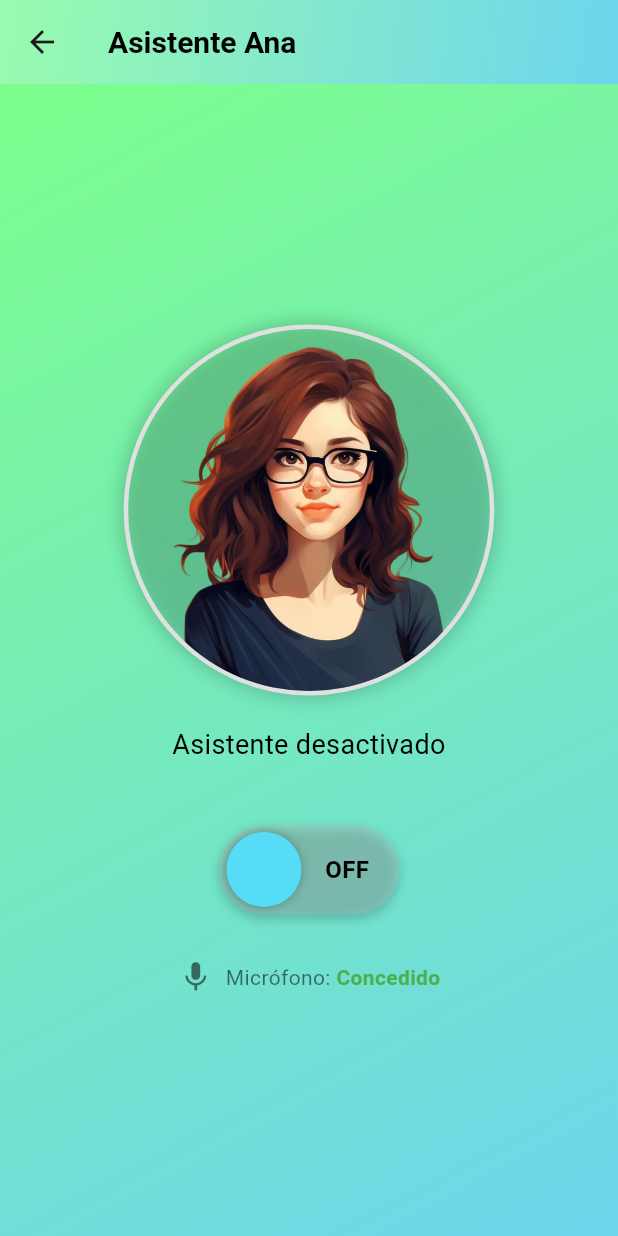
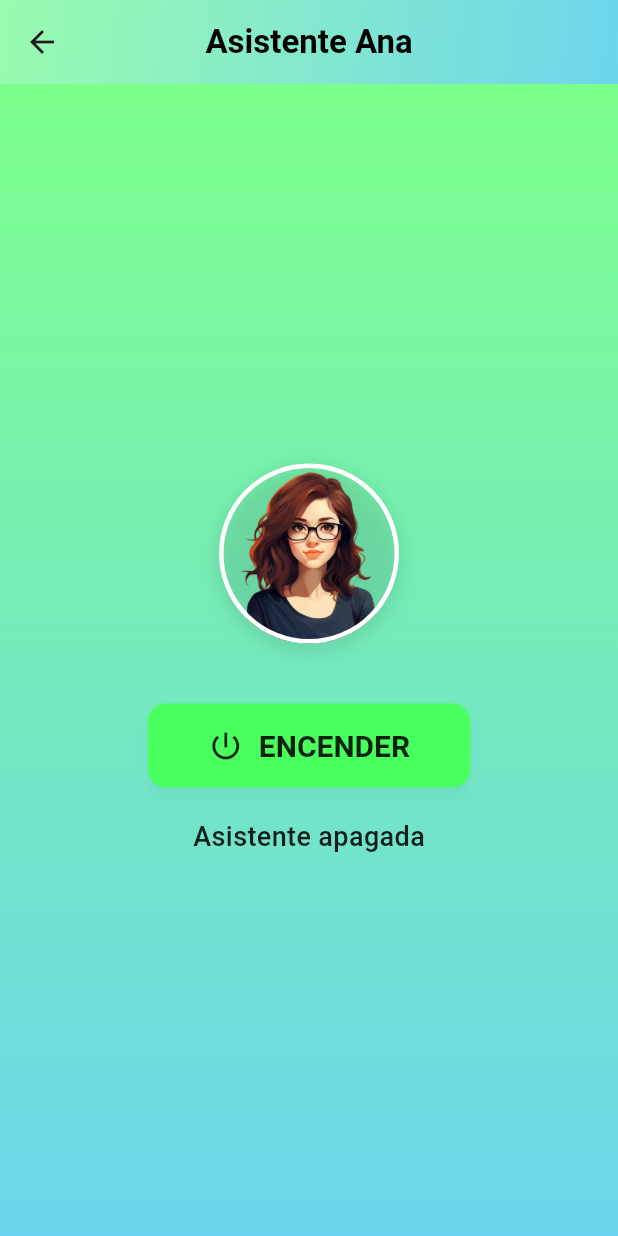
Before and after one commit to BBBORYS/app-tesis, a Flutter app: the AsistenteAnaScreen screen opened by its route, on a phone screen of 412 x 824 dp. Run offline on Flutter 3.47's test engine with Material 3 defaults, Android fonts, the phone set to English and light mode, and no system bars; our stand-ins replace cloud_firestore, connectivity_plus, device_info_plus, dio, firebase_auth, firebase_core and 4 more; accounts and stored records are empty.

Commit message:
asistente

```diff
--- a/ultima2/lib/screens/asistente_screen.dart
+++ b/ultima2/lib/screens/asistente_screen.dart
@@ -1,172 +1,54 @@
 import 'package:flutter/material.dart';
 import 'package:provider/provider.dart';
-import 'package:permission_handler/permission_handler.dart';
-import 'package:flutter_local_notifications/flutter_local_notifications.dart';
 import '../providers/theme_provider.dart';
 
 class AsistenteAnaScreen extends StatefulWidget {
-  const AsistenteAnaScreen({Key? key}) : super(key: key);
+  const AsistenteAnaScreen({super.key});
 
   @override
-  _AsistenteAnaScreenState createState() => _AsistenteAnaScreenState();
+  State<AsistenteAnaScreen> createState() => _AsistenteAnaScreenState();
 }
 
 class _AsistenteAnaScreenState extends State<AsistenteAnaScreen> {
-  bool _isOn = false;
-  PermissionStatus _microphonePermission = PermissionStatus.denied;
-  late FlutterLocalNotificationsPlugin flutterLocalNotificationsPlugin;
+  bool _encendido = false;
+  bool _hablando = false;
+  bool _showPulseAnimation = false;
 
-  @override
-  void initState() {
-    super.initState();
-    _checkPermissions();
-    _initializeNotifications();
+  void _toggleEncendido() {
+    setState(() {
+      _encendido = !_encendido;
+      if (!_encendido)
+        _hablando = false; // Si se apaga, termina la conversación
+      if (_encendido) {
+        _showPulseAnimation = true;
+        Future.delayed(const Duration(seconds: 2), () {
+          if (mounted) setState(() => _showPulseAnimation = false);
+        });
+      }
+    });
   }
 
-  Future<void> _initializeNotifications() async {
-    flutterLocalNotificationsPlugin = FlutterLocalNotificationsPlugin();
-
-    const AndroidInitializationSettings initializationSettingsAndroid =
-      AndroidInitializationSettings('@mipmap/ic_launcher');
-
-    final InitializationSettings initializationSettings =
-      InitializationSettings(android: initializationSettingsAndroid);
-
-    await flutterLocalNotificationsPlugin.initialize(
-      initializationSettings,
-    );
-  }
-
-  Future<void> _showNotification() async {
-    const AndroidNotificationDetails androidPlatformChannelSpecifics =
-      AndroidNotificationDetails(
-        'asistente_channel',
-        'Asistente Ana',
-        channelDescription: 'Canal para el asistente Ana',
-        importance: Importance.max,
-        priority: Priority.high,
-        ticker: 'ticker',
-        largeIcon: DrawableResourceAndroidBitmap('ana_avatar'),
-        styleInformation: BigPictureStyleInformation(
-          DrawableResourceAndroidBitmap('ana_avatar'),
-          hideExpandedLargeIcon: false,
-        ),
-        actions: [
-          AndroidNotificationAction(
-            'listen_action',
-            'Escúchame',
-            showsUserInterface: true,
-          ),
-          AndroidNotificationAction(
-            'stop_action',
-            'Detener',
-            showsUserInterface: true,
-          ),
-        ],
-      );
-
-    const NotificationDetails platformChannelSpecifics =
-      NotificationDetails(android: androidPlatformChannelSpecifics);
-
-    await flutterLocalNotificationsPlugin.show(
-      0,
-      'Asistente Ana',
-      _isOn ? 'Escuchando...' : 'En espera',
-      platformChannelSpecifics,
-    );
-  }
-
-  Future<void> _checkPermissions() async {
-    final micStatus = await Permission.microphone.status;
-
-    if (mounted) {
-      setState(() {
-        _microphonePermission = micStatus;
-      });
-    }
-  }
-
-  Future<void> _requestMicrophonePermission() async {
-    final status = await Permission.microphone.request();
-
-    if (mounted) {
-      setState(() {
-        _microphonePermission = status;
-      });
-    }
-
-    if (!status.isGranted) {
-      _showPermissionDeniedDialog('micrófono');
-    }
-  }
-
-  void _showPermissionDeniedDialog(String permission) {
-    showDialog(
-      context: context,
-      builder: (context) => AlertDialog(
-        title: const Text('Permiso requerido'),
-        content: Text(
-            'Para que el asistente funcione correctamente, necesitas conceder el permiso de $permission.'),
-        actions: [
-          TextButton(
-            onPressed: () => Navigator.pop(context),
-            child: const Text('Cancelar'),
-          ),
-          TextButton(
-            onPressed: () => openAppSettings(),
-            child: const Text('Ajustes'),
-          ),
-        ],
-      ),
-    );
-  }
-
-  Future<void> _toggleAsistente() async {
-    if (!_microphonePermission.isGranted) {
-      await _requestMicrophonePermission();
-      return;
-    }
-
+  void _toggleHablar() {
     setState(() {
-      _isOn = !_isOn;
+      _hablando = !_hablando;
     });
-
-    await _showNotification();
-  }
-
-  Future<void> _handleNotificationAction(String action) async {
-    if (action == 'listen_action' && !_isOn) {
-      await _toggleAsistente();
-    } else if (action == 'stop_action' && _isOn) {
-      await _toggleAsistente();
-    }
   }
 
   @override
   Widget build(BuildContext context) {
     final themeProvider = Provider.of<ThemeProvider>(context);
-    final isDarkMode = themeProvider.currentTheme.brightness == Brightness.dark;
-    final screenSize = MediaQuery.of(context).size;
-
-    // Configurar el manejador de notificaciones
-flutterLocalNotificationsPlugin.initialize(
-  const InitializationSettings(
-    android: AndroidInitializationSettings('@mipmap/ic_launcher'),
-  ),
-  onDidReceiveNotificationResponse: (payload) async {
-    if (payload != null) {
-      _handleNotificationAction(payload as String);
-    }
-  },
-);
+    final isLightMode =
+        themeProvider.currentTheme.brightness == Brightness.light;
+    final colors = _getColors(isLightMode);
 
     return Scaffold(
       appBar: AppBar(
         title: Text(
           'Asistente Ana',
           style: TextStyle(
-            color: isDarkMode ? Colors.white : Colors.black,
+            color: isLightMode ? Colors.black : Colors.white,
             fontWeight: FontWeight.bold,
+            fontSize: 22,
           ),
         ),
         flexibleSpace: Container(
@@ -174,156 +56,43 @@ flutterLocalNotificationsPlugin.initialize(
             gradient: LinearGradient(
               begin: Alignment.topLeft,
               end: Alignment.bottomRight,
-              colors: [
-                isDarkMode
-                    ? Colors.grey[900]!
-                    : const Color.fromARGB(255, 153, 251, 174),
-                isDarkMode ? Colors.grey[800]! : const Color(0xFF6DD5ED),
-              ],
+              colors: colors.appBarGradient,
             ),
           ),
         ),
+        centerTitle: true,
+        elevation: 0,
       ),
       body: Container(
         decoration: BoxDecoration(
           gradient: LinearGradient(
-            begin: Alignment.topLeft,
-            end: Alignment.bottomRight,
-            colors: [
-              isDarkMode
-                  ? Colors.grey[900]!
-                  : const Color.fromARGB(255, 125, 255, 140),
-              isDarkMode ? Colors.grey[800]! : const Color(0xFF6DD5ED),
-            ],
+            begin: Alignment.topCenter,
+            end: Alignment.bottomCenter,
+            colors: colors.backgroundGradient,
           ),
         ),
         child: Center(
-          child: SingleChildScrollView(
+          child: Padding(
+            padding: const EdgeInsets.all(20.0),
             child: Column(
               mainAxisAlignment: MainAxisAlignment.center,
               children: [
-                Container(
-                  width: screenSize.width * 0.6,
-                  height: screenSize.width * 0.6,
-                  decoration: BoxDecoration(
-                    shape: BoxShape.circle,
-                    border: Border.all(
-                      color: _isOn ? Colors.blueAccent : Colors.grey[300]!,
-                      width: 3,
-                    ),
-                    boxShadow: [
-                      BoxShadow(
-                        color: Colors.black.withOpacity(0.2),
-                        blurRadius: 10,
-                        spreadRadius: 2,
-                      ),
-                    ],
-                  ),
-                  child: ClipOval(
-                    child: Image.asset(
-                      'assets/ana_avatar.png',
-                      fit: BoxFit.cover,
-                      errorBuilder: (_, __, ___) => Icon(
-                        Icons.mic_none,
-                        size: 60,
-                        color: Colors.grey[400],
-                      ),
-                    ),
-                  ),
-                ),
+                // Avatar con efecto de pulso
+                _buildAvatar(isLightMode),
+                const SizedBox(height: 40),
+
+                // Botón principal de encendido
+                _buildActionButton(isLightMode, colors),
                 const SizedBox(height: 20),
-                Text(
-                  _isOn ? 'Asistente activado' : 'Asistente desactivado',
-                  style: TextStyle(
-                    fontSize: 18,
-                    color: isDarkMode ? Colors.white : Colors.black,
-                  ),
-                  textAlign: TextAlign.center,
-                ),
-                const SizedBox(height: 40),
-                GestureDetector(
-                  onTap: _toggleAsistente,
-                  child: Container(
-                    width: 120,
-                    height: 60,
-                    decoration: BoxDecoration(
-                      borderRadius: BorderRadius.circular(30),
-                      color: _isOn
-                          ? const Color.fromARGB(255, 1, 248, 54)
-                              .withOpacity(0.3)
-                          : Colors.grey[400]!.withOpacity(0.3),
-                      boxShadow: [
-                        BoxShadow(
-                          color: Colors.black.withOpacity(0.2),
-                          blurRadius: 6,
-                          offset: const Offset(0, 3),
-                        )
-                      ],
-                    ),
-                    child: Stack(
-                      children: [
-                        if (!_isOn)
-                          Align(
-                            alignment: Alignment.centerRight,
-                            child: Padding(
-                              padding: const EdgeInsets.only(right: 20),
-                              child: Text(
-                                'OFF',
-                                style: TextStyle(
-                                  color: const Color.fromARGB(255, 0, 0, 0),
-                                  fontWeight: FontWeight.bold,
-                                  fontSize: 16,
-                                ),
-                              ),
-                            ),
-                          ),
-                        if (_isOn)
-                          Align(
-                            alignment: Alignment.centerLeft,
-                            child: Padding(
-                              padding: const EdgeInsets.only(left: 20),
-                              child: Text(
-                                'ON',
-                                style: TextStyle(
-                                  color: Colors.black87,
-                                  fontWeight: FontWeight.bold,
-                                  fontSize: 16,
-                                ),
-                              ),
-                            ),
-                          ),
-                        AnimatedAlign(
-                          duration: const Duration(milliseconds: 200),
-                          alignment: _isOn
-                              ? Alignment.centerRight
-                              : Alignment.centerLeft,
-                          child: Container(
-                            width: 50,
-                            height: 50,
-                            margin: const EdgeInsets.all(5),
-                            decoration: BoxDecoration(
-                              shape: BoxShape.circle,
-                              color: const Color.fromARGB(255, 87, 220, 247),
-                              boxShadow: [
-                                BoxShadow(
-                                  color: Colors.black.withOpacity(0.2),
-                                  blurRadius: 4,
-                                  spreadRadius: 1,
-                                )
-                              ],
-                            ),
-                          ),
-                        ),
-                      ],
-                    ),
-                  ),
-                ),
-                const SizedBox(height: 30),
-                _PermissionStatusIndicator(
-                  icon: Icons.mic,
-                  status: _microphonePermission,
-                  label: 'Micrófono',
-                ),
+
+                // Botón de hablar/terminar (solo visible cuando está encendido)
+                if (_encendido) ...[
+                  _buildHablarButton(isLightMode, colors),
+                  const SizedBox(height: 20),
+                ],
+
+                // Texto de estado
+                _buildStatusText(isLightMode),
               ],
             ),
           ),
@@ -331,51 +100,238 @@ flutterLocalNotificationsPlugin.initialize(
       ),
     );
   }
-}
 
-class _PermissionStatusIndicator extends StatelessWidget {
-  final IconData icon;
-  final PermissionStatus status;
-  final String label;
-
-  const _PermissionStatusIndicator({
-    required this.icon,
-    required this.status,
-    required this.label,
-  });
-
-  @override
-  Widget build(BuildContext context) {
-    final isDarkMode = Theme.of(context).brightness == Brightness.dark;
-    final color = status.isGranted
-        ? Colors.green
-        : status.isDenied
-            ? Colors.orange
-            : Colors.red;
-
-    return Row(
-      mainAxisAlignment: MainAxisAlignment.center,
+  Widget _buildAvatar(bool isLightMode) {
+    return Stack(
+      alignment: Alignment.center,
       children: [
-        Icon(icon, color: isDarkMode ? Colors.white70 : Colors.black54),
-        const SizedBox(width: 8),
-        Text(
-          '$label: ',
-          style: TextStyle(
-            color: isDarkMode ? Colors.white70 : Colors.black54,
+        if (_showPulseAnimation)
+          PulseAnimation(
+            child: Container(
+              width: 130,
+              height: 130,
+              decoration: BoxDecoration(
+                shape: BoxShape.circle,
+                color: isLightMode
+                    ? Colors.green[100]?.withOpacity(0.5)
+                    : Colors.green[900]?.withOpacity(0.3),
+              ),
+            ),
           ),
-        ),
-        Text(
-          status.isGranted
-              ? 'Concedido'
-              : status.isDenied
-                  ? 'Denegado'
-                  : 'No concedido',
-          style: TextStyle(
-            color: color,
-            fontWeight: FontWeight.bold,
+        Container(
+          width: 120,
+          height: 120,
+          decoration: BoxDecoration(
+            shape: BoxShape.circle,
+            border: Border.all(
+              color: isLightMode ? Colors.white : Colors.grey[800]!,
+              width: 3,
+            ),
+            boxShadow: [
+              BoxShadow(
+                color: Colors.black.withOpacity(0.1),
+                blurRadius: 10,
+                spreadRadius: 2,
+                offset: const Offset(0, 4),
+              ),
+            ],
+            image: const DecorationImage(
+              image: AssetImage('assets/ana_avatar.png'),
+              fit: BoxFit.cover,
+            ),
           ),
+          child: _hablando
+              ? const Icon(Icons.mic, size: 40, color: Colors.white)
+              : null,
         ),
       ],
     );
   }
+
+  Widget _buildActionButton(bool isLightMode, AppColors colors) {
+    return AnimatedContainer(
+      duration: const Duration(milliseconds: 300),
+      transform: Matrix4.identity()..scale(_encendido ? 1.05 : 1.0),
+      child: ElevatedButton(
+        onPressed: _toggleEncendido,
+        style: ElevatedButton.styleFrom(
+          backgroundColor: colors.buttonColor,
+          padding: const EdgeInsets.symmetric(horizontal: 40, vertical: 16),
+          textStyle: const TextStyle(
+            fontSize: 20,
+            fontWeight: FontWeight.w600,
+          ),
+          shape: RoundedRectangleBorder(
+            borderRadius: BorderRadius.circular(12),
+          ),
+          elevation: 4,
+          shadowColor: Colors.black.withOpacity(0.2),
+        ),
+        child: Row(
+          mainAxisSize: MainAxisSize.min,
+          children: [
+            Icon(
+              _encendido ? Icons.power_off : Icons.power_settings_new,
+              size: 24,
+              color: isLightMode ? Colors.black87 : Colors.white,
+            ),
+            const SizedBox(width: 10),
+            Text(
+              _encendido ? 'APAGAR' : 'ENCENDER',
+              style: TextStyle(
+                color: isLightMode ? Colors.black87 : Colors.white,
+              ),
+            ),
+          ],
+        ),
+      ),
+    );
+  }
+
+  Widget _buildHablarButton(bool isLightMode, AppColors colors) {
+    return AnimatedContainer(
+      duration: const Duration(milliseconds: 300),
+      transform: Matrix4.identity()..scale(_hablando ? 1.05 : 1.0),
+      child: ElevatedButton(
+        onPressed: _toggleHablar,
+        style: ElevatedButton.styleFrom(
+          backgroundColor: _hablando
+              ? Colors.red[400]
+              : isLightMode
+                  ? Colors.blue[400]
+                  : Colors.blue[700],
+          padding: const EdgeInsets.symmetric(horizontal: 40, vertical: 16),
+          textStyle: const TextStyle(
+            fontSize: 20,
+            fontWeight: FontWeight.w600,
+          ),
+          shape: RoundedRectangleBorder(
+            borderRadius: BorderRadius.circular(12),
+          ),
+          elevation: 4,
+          shadowColor: Colors.black.withOpacity(0.2),
+        ),
+        child: Row(
+          mainAxisSize: MainAxisSize.min,
+          children: [
+            Icon(
+              _hablando ? Icons.stop : Icons.mic,
+              size: 24,
+              color: Colors.white,
+            ),
+            const SizedBox(width: 10),
+            Text(
+              _hablando ? 'TERMINAR' : 'HABLAR',
+              style: const TextStyle(
+                color: Colors.white,
+              ),
+            ),
+          ],
+        ),
+      ),
+    );
+  }
+
+  Widget _buildStatusText(bool isLightMode) {
+    String statusText;
+    if (!_encendido) {
+      statusText = 'Asistente apagada';
+    } else if (_hablando) {
+      statusText = 'Escuchando...';
+    } else {
+      statusText = 'Asistente lista';
+    }
+
+    return AnimatedSwitcher(
+      duration: const Duration(milliseconds: 300),
+      child: Text(
+        statusText,
+        key: ValueKey<String>(statusText),
+        style: TextStyle(
+          fontSize: 18,
+          fontWeight: FontWeight.w500,
+          color: isLightMode ? Colors.black87 : Colors.white,
+        ),
+      ),
+    );
+  }
+
+  AppColors _getColors(bool isLightMode) {
+    return isLightMode
+        ? AppColors(
+            appBarGradient: const [
+              Color.fromARGB(255, 153, 251, 174),
+              Color(0xFF6DD5ED),
+            ],
+            backgroundGradient: const [
+              Color.fromARGB(255, 125, 255, 140),
+              Color(0xFF6DD5ED),
+            ],
+            buttonColor: const Color.fromARGB(255, 72, 255, 93),
+          )
+        : AppColors(
+            appBarGradient: [
+              Colors.grey[900]!,
+              Colors.grey[800]!,
+            ],
+            backgroundGradient: [
+              Colors.grey[900]!,
+              Colors.grey[800]!,
+            ],
+            buttonColor: Colors.green[800]!,
+          );
+  }
 }
+
+class AppColors {
+  final List<Color> appBarGradient;
+  final List<Color> backgroundGradient;
+  final Color buttonColor;
+
+  AppColors({
+    required this.appBarGradient,
+    required this.backgroundGradient,
+    required this.buttonColor,
+  });
+}
+
+class PulseAnimation extends StatefulWidget {
+  final Widget child;
+
+  const PulseAnimation({super.key, required this.child});
+
+  @override
+  State<PulseAnimation> createState() => _PulseAnimationState();
+}
+
+class _PulseAnimationState extends State<PulseAnimation>
+    with SingleTickerProviderStateMixin {
+  late AnimationController _controller;
+  late Animation<double> _animation;
+
+  @override
+  void initState() {
+    super.initState();
+    _controller = AnimationController(
+      vsync: this,
+      duration: const Duration(milliseconds: 1500),
+    )..repeat(reverse: true);
+    _animation = Tween<double>(begin: 0.9, end: 1.1).animate(
+      CurvedAnimation(parent: _controller, curve: Curves.easeInOut),
+    );
+  }
+
+  @override
+  void dispose() {
+    _controller.dispose();
+    super.dispose();
+  }
+
+  @override
+  Widget build(BuildContext context) {
+    return ScaleTransition(
+      scale: _animation,
+      child: widget.child,
+    );
+  }
+}
```
